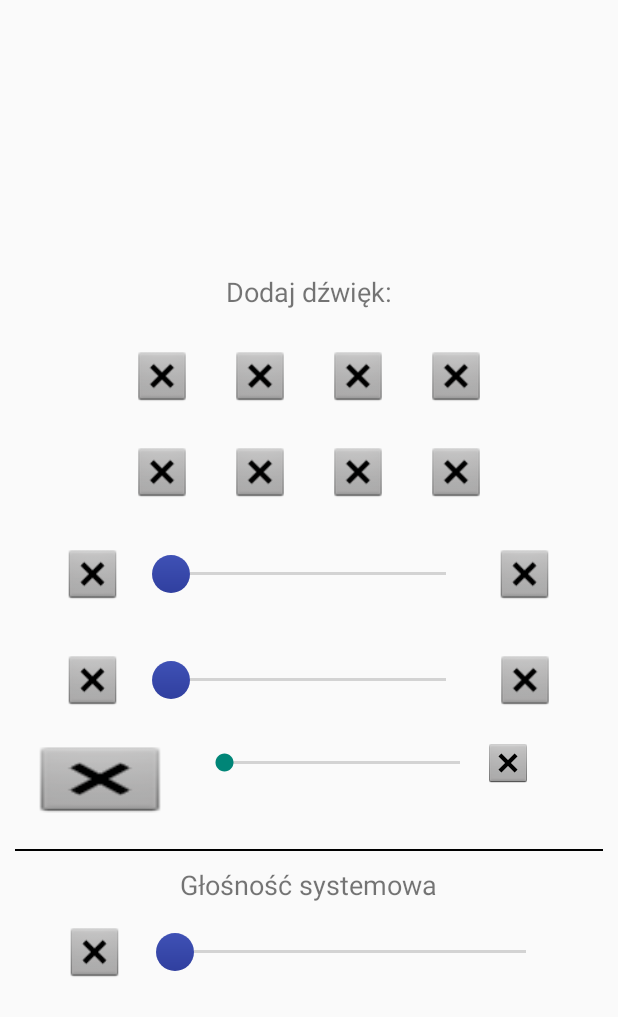
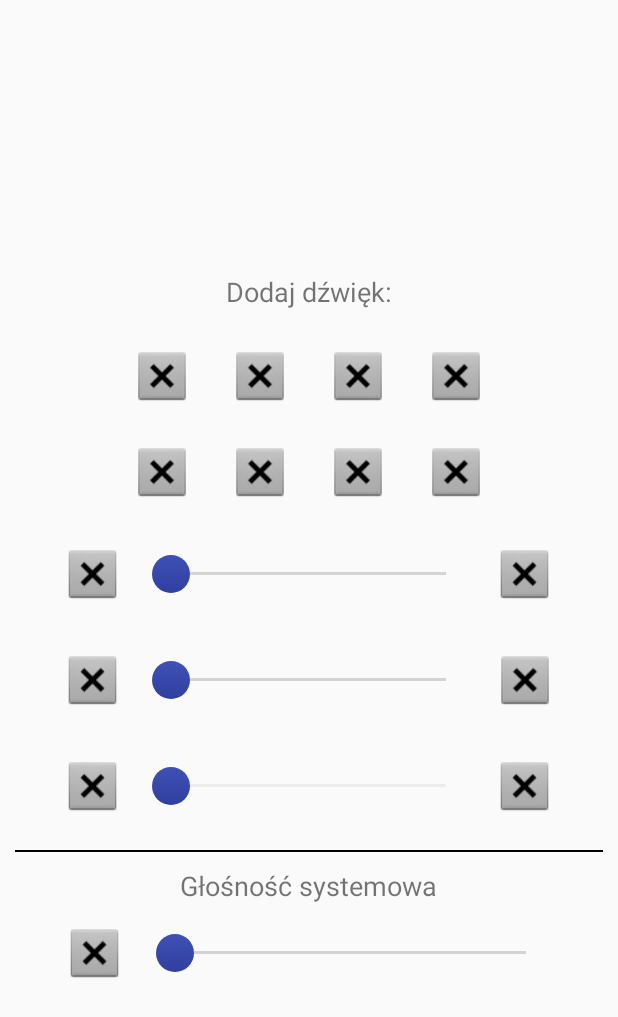
Before and after one commit to pawchi/MeditationMusic, an Android app: the AddMusic screen opened directly, with no data from a screen before it, after a tap on an icon or button, on a phone screen of 412 x 824 dp. Shown: the top 1017 px of the screen. Run offline under Robolectric (Android 15) with nearby library versions, the phone set to English and light mode, and no system bars.

Commit message:
add_dynamic elements from XML

```diff
--- a/app/src/main/java/org/chilon/meditationmusic/AddMusic.java
+++ b/app/src/main/java/org/chilon/meditationmusic/AddMusic.java
@@ -2,20 +2,12 @@ package org.chilon.meditationmusic;
 
 import android.app.Activity;
 import android.content.Context;
-import android.graphics.drawable.ShapeDrawable;
 import android.os.Bundle;
-import android.print.PrintAttributes;
-import android.util.Size;
-import android.view.Gravity;
 import android.view.LayoutInflater;
 import android.view.View;
-import android.view.ViewGroup;
-import android.widget.Button;
 import android.widget.ImageView;
 import android.widget.LinearLayout;
 import android.widget.SeekBar;
-
-import java.util.zip.Inflater;
 
 public class AddMusic extends Activity {
     PerfectLoopMediaPlayer music_1;
@@ -26,6 +18,11 @@ public class AddMusic extends Activity {
     ImageView thirdSoundToAddImage;
     LinearLayout firstSoundToAddLayout;
     LinearLayout existingLayoutForInserts;
+    PerfectLoopMediaPlayer soundOne;
+    PerfectLoopMediaPlayer soundTwo;
+    ImageView cancelSoundOne;
+    View sound_1;
+    boolean view_1_inflated = false;
 
     @Override
     protected void onCreate(Bundle savedInstanceState) {
@@ -33,74 +30,40 @@ public class AddMusic extends Activity {
         setContentView(R.layout.activity_add_music);
         this.setFinishOnTouchOutside(false);
 
+        existingLayoutForInserts = (LinearLayout) findViewById(R.id.linear_layout_for_inserts);
+
         firstSoundToAddImage = (ImageView) findViewById(R.id.sound_1_to_add_imageview);
-
         firstSoundToAddImage.setOnClickListener(new View.OnClickListener() {
             @Override
             public void onClick(View v) {
 
+                LayoutInflater rowInLinearLayoutToInflate = (LayoutInflater) getBaseContext().getSystemService(Context.LAYOUT_INFLATER_SERVICE);
+                existingLayoutForInserts = (LinearLayout) findViewById(R.id.linear_layout_for_inserts);
 
-                LinearLayout newLinearLayoutForFirstSound = new LinearLayout(AddMusic.this);
-                newLinearLayoutForFirstSound.setOrientation(LinearLayout.HORIZONTAL);
+                sound_1 = rowInLinearLayoutToInflate.inflate(R.layout.linearlayout_add_sound,existingLayoutForInserts,false);
+                existingLayoutForInserts.addView(sound_1);
 
-                //newLinearLayoutForFirstSound.setGravity(Gravity.CENTER_VERTICAL|Gravity.CENTER_HORIZONTAL);
-
-                LinearLayout.LayoutParams newLayoutParams =  new LinearLayout.LayoutParams(
-                        LinearLayout.LayoutParams.MATCH_PARENT,
-                        LinearLayout.LayoutParams.MATCH_PARENT);
-                //newLayoutParams.gravity = Gravity.CENTER_HORIZONTAL;
-                //newLayoutParams.gravity = Gravity.CENTER_VERTICAL;
-                //newLayoutParams.topMargin = 25;
-                newLayoutParams.setMargins(0,25,0,0);
-                newLinearLayoutForFirstSound.setWeightSum(10);
-
-                existingLayoutForInserts = (LinearLayout) findViewById(R.id.linear_layout_for_inserts);
-                existingLayoutForInserts.addView(newLinearLayoutForFirstSound,newLayoutParams);
-
-                //****************************
-                LinearLayout.LayoutParams newImageLeft = new LinearLayout.LayoutParams(
-                        LinearLayout.LayoutParams.WRAP_CONTENT,
-                        LinearLayout.LayoutParams.WRAP_CONTENT);
-                newImageLeft.width = 20;
-                newImageLeft.height = 20;
-                newImageLeft.gravity = Gravity.CENTER_VERTICAL;
-                newImageLeft.setMarginStart(25);
-                newImageLeft.setMarginEnd(10);
-                newImageLeft.weight = 2;
-
-                ImageView insertSoundImage = new ImageView(AddMusic.this);
-                newLinearLayoutForFirstSound.addView(insertSoundImage,newImageLeft);
-                insertSoundImage.setBackgroundResource(android.R.drawable.btn_dialog);
-
-                //*****************************
-                LinearLayout.LayoutParams seekBar = new LinearLayout.LayoutParams(
-                        LinearLayout.LayoutParams.WRAP_CONTENT,
-                        LinearLayout.LayoutParams.WRAP_CONTENT);
-                seekBar.topMargin = 10;
-                seekBar.bottomMargin = 10;
-                seekBar.weight = 6;
+                soundTwo = PerfectLoopMediaPlayer.create(AddMusic.this,R.raw.water);
+                view_1_inflated=true;
+            }
+        });
 
 
-                SeekBar insertSeekBar = new SeekBar(AddMusic.this);
-                newLinearLayoutForFirstSound.addView(insertSeekBar,seekBar);
-                //insertSeekBar.setThumb(getResources().getDrawable(R.drawable.custom_thumb));
+            cancelSoundOne = (ImageView) findViewById(R.id.music_1_cancel__from_xml);
+            if(cancelSoundOne!=null) {
 
-                //*****************************
-                LinearLayout.LayoutParams newImageRight = new LinearLayout.LayoutParams(
-                        LinearLayout.LayoutParams.WRAP_CONTENT,
-                        LinearLayout.LayoutParams.WRAP_CONTENT);
-                newImageLeft.width = 80;
-                newImageLeft.height = 80;
-                newImageLeft.gravity = Gravity.CENTER_VERTICAL;
-                newImageLeft.setMarginStart(10);
-                newImageLeft.setMarginEnd(25);
-                newImageLeft.weight = 2;
+                cancelSoundOne.setOnClickListener(new View.OnClickListener() {
+                    @Override
+                    public void onClick(View v) {
+                        soundTwo.pause();
+                        existingLayoutForInserts.removeView(sound_1);
+                    }
+                });
+            }
 
-                ImageView insertCancelImage = new ImageView(AddMusic.this);
-                newLinearLayoutForFirstSound.addView(insertCancelImage,newImageRight);
-                insertCancelImage.setBackgroundResource(android.R.drawable.btn_dialog);
-            }
-        });
+
+
+
 
         secondSoundToAddImage = (ImageView) findViewById(R.id.sound_2_to_add_imageview);
 
@@ -108,77 +71,27 @@ public class AddMusic extends Activity {
             @Override
             public void onClick(View v) {
 
-                LinearLayout newLinearLayoutForFirstSound = new LinearLayout(AddMusic.this);
-                newLinearLayoutForFirstSound.setOrientation(LinearLayout.HORIZONTAL);
-
-                LinearLayout.LayoutParams newLayoutParams =  new LinearLayout.LayoutParams(
-                        ViewGroup.LayoutParams.WRAP_CONTENT, ViewGroup.LayoutParams.MATCH_PARENT);
-                //newLayoutParams.gravity = Gravity.CENTER_HORIZONTAL;
-                //newLayoutParams.gravity = Gravity.CENTER_VERTICAL;  nie działa
-                //newLayoutParams.topMargin = 25;
-                //newLayoutParams.setMargins(0,25,0,0);
-                newLinearLayoutForFirstSound.setWeightSum(10);
-                newLinearLayoutForFirstSound.setGravity(Gravity.CENTER_VERTICAL);
-
-                existingLayoutForInserts = (LinearLayout) findViewById(R.id.linear_layout_for_inserts);
-                existingLayoutForInserts.addView(newLinearLayoutForFirstSound);
-
-                //****************************
-                ImageView insertImage_1 = new ImageView(AddMusic.this);
-                LinearLayout.LayoutParams image_1_Params = new LinearLayout.LayoutParams(
-                        LinearLayout.LayoutParams.WRAP_CONTENT,
-                        LinearLayout.LayoutParams.WRAP_CONTENT);
-                //image_1_Params.width = 40;
-                //image_1_Params.height = 40;
-
-                image_1_Params.setMarginStart(25);
-                image_1_Params.setMarginEnd(10);
-                //image_1_Params.weight = 2;
-
-                newLinearLayoutForFirstSound.addView(insertImage_1,image_1_Params);
-                insertImage_1.setBackgroundResource(android.R.drawable.btn_dialog);
-
-                //*****************************
-                SeekBar insertSeekBar = new SeekBar(AddMusic.this);
-                /*
-                LinearLayout.LayoutParams seekBar = new LinearLayout.LayoutParams(
-                        LinearLayout.LayoutParams.WRAP_CONTENT,
-                        LinearLayout.LayoutParams.WRAP_CONTENT);
-                seekBar.topMargin = 10;
-                seekBar.bottomMargin = 10;
-                //seekBar.weight = 6;
-                seekBar.gravity = Gravity.CENTER_VERTICAL;
-                */
-
-                newLinearLayoutForFirstSound.addView(insertSeekBar);
-                //insertSeekBar.setThumb(getResources().getDrawable(R.drawable.custom_thumb));
-
-                //*****************************
-                ImageView insertImage_2 = new ImageView(AddMusic.this);
-
-                LinearLayout.LayoutParams image_2_Params = new LinearLayout.LayoutParams(
-                        LinearLayout.LayoutParams.WRAP_CONTENT,
-                        LinearLayout.LayoutParams.WRAP_CONTENT);
-                image_2_Params.gravity = Gravity.CENTER_VERTICAL;
-                image_2_Params.setMarginStart(10);
-                image_2_Params.setMarginEnd(25);
-                //image_2_Params.weight = 2;
-
-
-                newLinearLayoutForFirstSound.addView(insertImage_2,image_2_Params);
-                insertImage_2.setBackgroundResource(android.R.drawable.btn_dialog);
 
             }
         });
 
-        //Add LinearLayout from XML - na razie nie działa
+        //Add LinearLayout from XML
+        thirdSoundToAddImage = (ImageView) findViewById(R.id.sound_3_to_add_imageview);
+
         thirdSoundToAddImage.setOnClickListener(new View.OnClickListener() {
             @Override
             public void onClick(View v) {
-                LayoutInflater inflater = (LayoutInflater) getBaseContext().getSystemService(Context.LAYOUT_INFLATER_SERVICE);
+                LayoutInflater rowInLinearLayoutToInflate = (LayoutInflater) getBaseContext().getSystemService(Context.LAYOUT_INFLATER_SERVICE);
                 existingLayoutForInserts = (LinearLayout) findViewById(R.id.linear_layout_for_inserts);
-                View view = inflater.inflate(R.layout.linearlayout_add_sound,existingLayoutForInserts,false);
+
+                View view = rowInLinearLayoutToInflate.inflate(R.layout.linearlayout_add_sound,existingLayoutForInserts,false);
                 existingLayoutForInserts.addView(view);
+
+                soundOne = PerfectLoopMediaPlayer.create(AddMusic.this,R.raw.korg);
+                soundOne.prepare();
+
+
+
             }
         });
     }
--- a/app/src/main/res/layout/activity_add_music.xml
+++ b/app/src/main/res/layout/activity_add_music.xml
@@ -151,7 +151,7 @@
                 android:layout_weight="2.6"
                 android:thumb="@drawable/custom_thumb"
                 app:layout_constraintHorizontal_bias="1.0"
-                app:layout_constraintTop_toTopOf="@+id/linear_layout_for_inserts" />
+                 />
 
             <ImageView
                 android:id="@+id/music_1_cancel"
--- a/app/src/main/res/layout/linearlayout_add_sound.xml
+++ b/app/src/main/res/layout/linearlayout_add_sound.xml
@@ -11,4 +11,37 @@
     app:layout_constraintStart_toStartOf="parent"
     android:layout_marginTop="25dp">
 
+    <ImageView
+        android:id="@+id/music_1_from_xml"
+        android:layout_width="40dp"
+        android:layout_height="40dp"
+        android:layout_gravity="center_vertical"
+        android:layout_marginStart="25dp"
+        android:layout_marginEnd="10dp"
+        android:layout_weight="0.2"
+        android:src="@android:drawable/btn_dialog"
+        />
+
+    <SeekBar
+        android:id="@+id/seekBar1__from_xml"
+
+        android:layout_width="wrap_content"
+        android:layout_height="wrap_content"
+        android:layout_marginBottom="10dp"
+        android:layout_marginTop="10dp"
+        android:layout_weight="2.6"
+        android:thumb="@drawable/custom_thumb"
+        app:layout_constraintHorizontal_bias="1.0"
+         />
+
+    <ImageView
+        android:id="@+id/music_1_cancel__from_xml"
+        android:layout_width="40dp"
+        android:layout_height="40dp"
+        android:layout_gravity="center_vertical"
+        android:layout_weight="0.2"
+        android:layout_marginStart="10dp"
+        android:layout_marginEnd="25dp"
+        android:src="@android:drawable/btn_dialog" />
+
 </LinearLayout>
```
